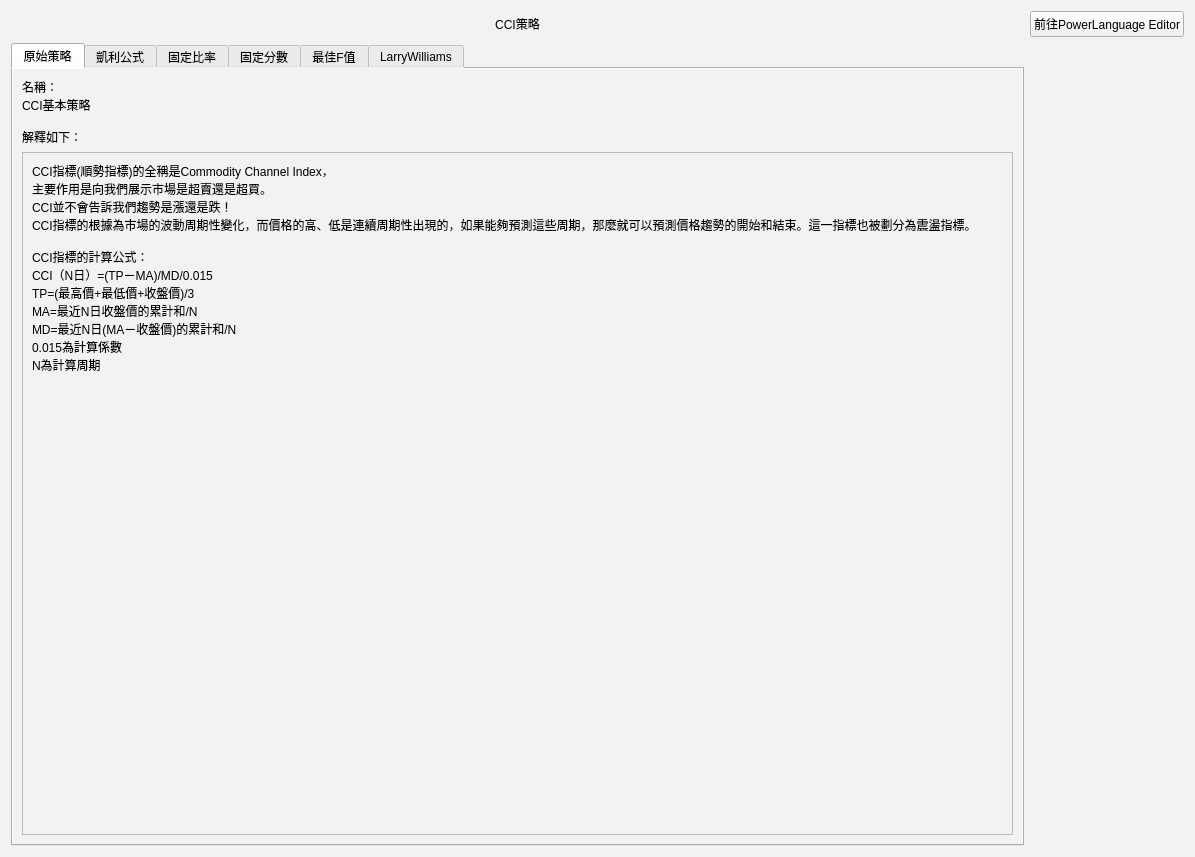
Qt form CCI_Strategies_UI.ui (allen93075/Winner) before a commit.
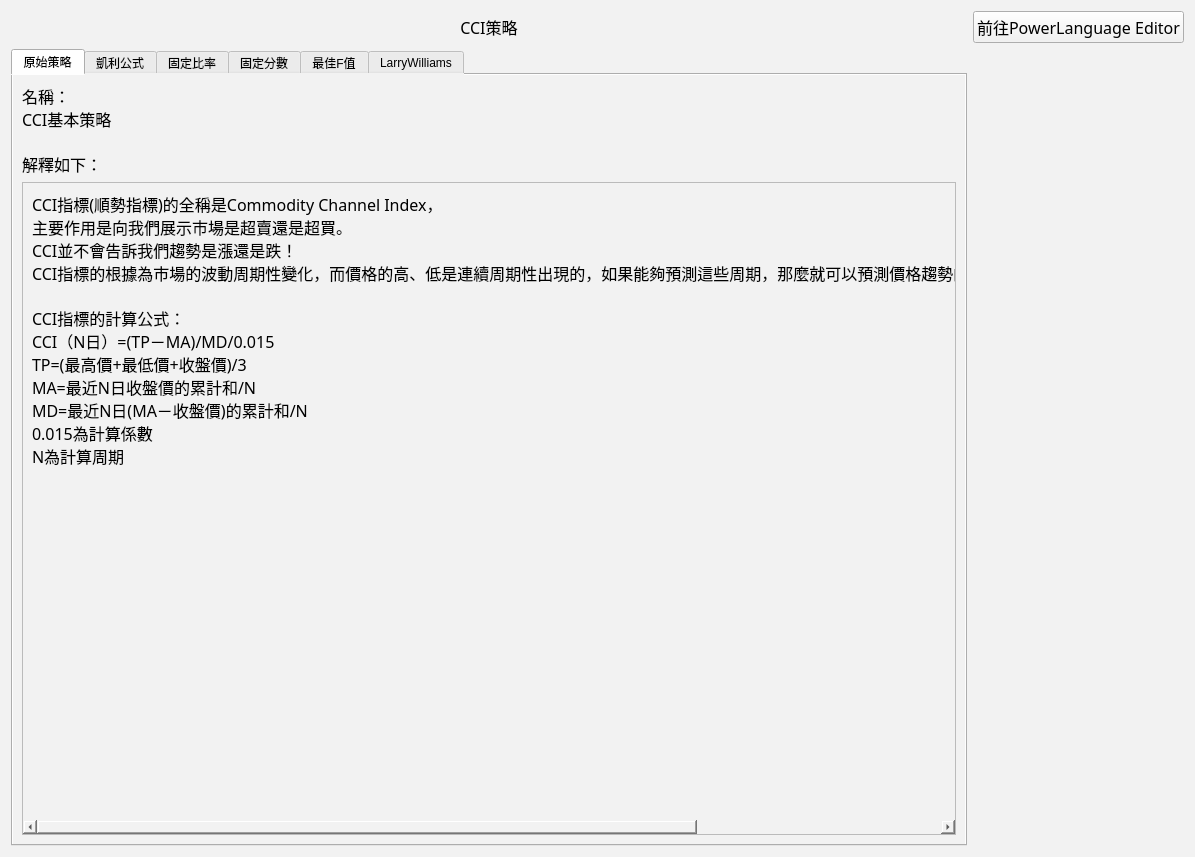
The same form after that commit.

Commit message: font changed to 微軟正黑體

What changed in the file:
```diff
--- a/CCI_Strategies_UI.ui
+++ b/CCI_Strategies_UI.ui
@@ -19,6 +19,12 @@
   <layout class="QGridLayout" name="gridLayout">
    <item row="0" column="1">
     <widget class="QPushButton" name="pushButton">
+      <property name="font">
+       <font>
+        <family>微軟正黑體</family>
+        <pointsize>12</pointsize>
+       </font>
+      </property>
      <property name="text">
       <string>前往PowerLanguage Editor</string>
      </property>
@@ -26,6 +32,12 @@
    </item>
    <item row="0" column="0">
     <widget class="QLabel" name="label_2">
+      <property name="font">
+       <font>
+        <family>微軟正黑體</family>
+        <pointsize>12</pointsize>
+       </font>
+      </property>
      <property name="text">
       <string>CCI策略</string>
      </property>
@@ -46,12 +58,24 @@
       <bool>false</bool>
      </property>
      <widget class="QWidget" name="tab">
+       <property name="font">
+        <font>
+         <family>微軟正黑體</family>
+         <pointsize>12</pointsize>
+        </font>
+       </property>
       <attribute name="title">
        <string>原始策略</string>
       </attribute>
       <layout class="QGridLayout" name="gridLayout_2">
        <item row="0" column="0">
         <widget class="QLabel" name="label">
+          <property name="font">
+           <font>
+            <family>微軟正黑體</family>
+            <pointsize>12</pointsize>
+           </font>
+          </property>
          <property name="text">
           <string>名稱：
 CCI基本策略
@@ -80,6 +104,12 @@
           <layout class="QGridLayout" name="gridLayout_7">
            <item row="0" column="0">
             <widget class="QLabel" name="label_9">
+              <property name="font">
+               <font>
+                <family>微軟正黑體</family>
+                <pointsize>12</pointsize>
+               </font>
+              </property>
              <property name="text">
               <string>CCI指標(順勢指標)的全稱是Commodity Channel Index，
 主要作用是向我們展示市場是超賣還是超買。
```
Left out of the diff: 90 changed lines with no effect on the pictures. The commit also changes 11 other files.
